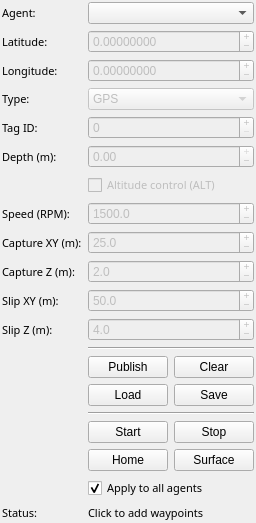
The window that coug_mapviz/ui/coug_waypoints.ui (cougars-auv/coug_mapviz) describes before a commit, drawn with Qt 5.
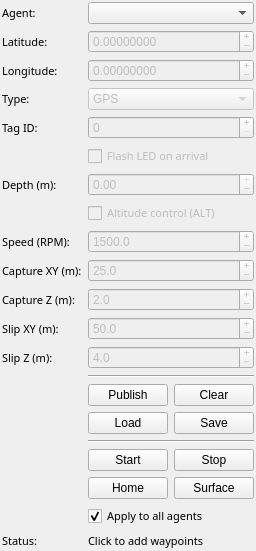
The same window after the commit.

Commit message: Added flash support

```diff
--- a/coug_mapviz/ui/coug_waypoints.ui
+++ b/coug_mapviz/ui/coug_waypoints.ui
@@ -191,7 +191,24 @@
         </widget>
       </item>
 
-      <item row="5" column="0">
+      <item row="5" column="1" colspan="3">
+        <widget class="QCheckBox" name="flash_toggle">
+          <property name="font">
+            <font>
+              <family>Sans Serif</family>
+              <pointsize>8</pointsize>
+            </font>
+          </property>
+          <property name="text">
+            <string>Flash LED on arrival</string>
+          </property>
+          <property name="enabled">
+            <bool>false</bool>
+          </property>
+        </widget>
+      </item>
+
+      <item row="6" column="0">
         <widget class="QLabel" name="depth_label">
           <property name="font">
             <font>
@@ -204,7 +221,7 @@
           </property>
         </widget>
       </item>
-      <item row="5" column="1" colspan="3">
+      <item row="6" column="1" colspan="3">
         <widget class="QDoubleSpinBox" name="depth_editor">
           <property name="enabled">
             <bool>false</bool>
@@ -224,7 +241,7 @@
         </widget>
       </item>
 
-      <item row="6" column="1" colspan="3">
+      <item row="7" column="1" colspan="3">
         <widget class="QCheckBox" name="altitude_mode">
           <property name="font">
             <font>
@@ -241,7 +258,7 @@
         </widget>
       </item>
 
-      <item row="7" column="0">
+      <item row="8" column="0">
         <widget class="QLabel" name="speed_label">
           <property name="font">
             <font>
@@ -254,7 +271,7 @@
           </property>
         </widget>
       </item>
-      <item row="7" column="1" colspan="3">
+      <item row="8" column="1" colspan="3">
         <widget class="QDoubleSpinBox" name="speed_editor">
           <property name="enabled">
             <bool>false</bool>
@@ -277,7 +294,7 @@
         </widget>
       </item>
 
-      <item row="8" column="0">
+      <item row="9" column="0">
         <widget class="QLabel" name="capture_radius_label">
           <property name="font">
             <font>
@@ -290,7 +307,7 @@
           </property>
         </widget>
       </item>
-      <item row="8" column="1" colspan="3">
+      <item row="9" column="1" colspan="3">
         <widget class="QDoubleSpinBox" name="capture_radius_editor">
           <property name="enabled">
             <bool>false</bool>
@@ -313,7 +330,7 @@
         </widget>
       </item>
 
-      <item row="9" column="0">
+      <item row="10" column="0">
         <widget class="QLabel" name="capture_radius_z_label">
           <property name="font">
             <font>
@@ -326,7 +343,7 @@
           </property>
         </widget>
       </item>
-      <item row="9" column="1" colspan="3">
+      <item row="10" column="1" colspan="3">
         <widget class="QDoubleSpinBox" name="capture_radius_z_editor">
           <property name="enabled">
             <bool>false</bool>
@@ -349,7 +366,7 @@
         </widget>
       </item>
 
-      <item row="10" column="0">
+      <item row="11" column="0">
         <widget class="QLabel" name="slip_radius_label">
           <property name="font">
             <font>
@@ -362,7 +379,7 @@
           </property>
         </widget>
       </item>
-      <item row="10" column="1" colspan="3">
+      <item row="11" column="1" colspan="3">
         <widget class="QDoubleSpinBox" name="slip_radius_editor">
           <property name="enabled">
             <bool>false</bool>
@@ -385,7 +402,7 @@
         </widget>
       </item>
 
-      <item row="11" column="0">
+      <item row="12" column="0">
         <widget class="QLabel" name="slip_radius_z_label">
           <property name="font">
             <font>
@@ -398,7 +415,7 @@
           </property>
         </widget>
       </item>
-      <item row="11" column="1" colspan="3">
+      <item row="12" column="1" colspan="3">
         <widget class="QDoubleSpinBox" name="slip_radius_z_editor">
           <property name="enabled">
             <bool>false</bool>
@@ -421,18 +438,18 @@
         </widget>
       </item>
 
-      <item row="12" column="1" colspan="3">
-        <widget class="QFrame" name="separator_top">
-          <property name="frameShape">
-            <enum>QFrame::HLine</enum>
-          </property>
-          <property name="frameShadow">
-            <enum>QFrame::Sunken</enum>
-          </property>
-        </widget>
-      </item>
-
       <item row="13" column="1" colspan="3">
+        <widget class="QFrame" name="separator_top">
+          <property name="frameShape">
+            <enum>QFrame::HLine</enum>
+          </property>
+          <property name="frameShadow">
+            <enum>QFrame::Sunken</enum>
+          </property>
+        </widget>
+      </item>
+
+      <item row="14" column="1" colspan="3">
         <layout class="QHBoxLayout" name="horizontalLayout_pub_clear">
           <item>
             <widget class="QPushButton" name="publish">
@@ -451,7 +468,7 @@
         </layout>
       </item>
 
-      <item row="14" column="1" colspan="3">
+      <item row="15" column="1" colspan="3">
         <layout class="QHBoxLayout" name="horizontalLayout_load_save">
           <item>
             <widget class="QPushButton" name="load">
@@ -470,18 +487,18 @@
         </layout>
       </item>
 
-      <item row="15" column="1" colspan="3">
-        <widget class="QFrame" name="separator">
-          <property name="frameShape">
-            <enum>QFrame::HLine</enum>
-          </property>
-          <property name="frameShadow">
-            <enum>QFrame::Sunken</enum>
-          </property>
-        </widget>
-      </item>
-
       <item row="16" column="1" colspan="3">
+        <widget class="QFrame" name="separator">
+          <property name="frameShape">
+            <enum>QFrame::HLine</enum>
+          </property>
+          <property name="frameShadow">
+            <enum>QFrame::Sunken</enum>
+          </property>
+        </widget>
+      </item>
+
+      <item row="17" column="1" colspan="3">
         <layout class="QHBoxLayout" name="horizontalLayout_start_stop">
           <item>
             <widget class="QPushButton" name="start">
@@ -500,7 +517,7 @@
         </layout>
       </item>
 
-      <item row="17" column="1" colspan="3">
+      <item row="18" column="1" colspan="3">
         <layout class="QHBoxLayout" name="horizontalLayout_home_surface">
           <item>
             <widget class="QPushButton" name="home">
@@ -519,7 +536,7 @@
         </layout>
       </item>
 
-      <item row="18" column="1" colspan="3">
+      <item row="19" column="1" colspan="3">
         <widget class="QCheckBox" name="apply_all">
           <property name="font">
             <font>
@@ -536,7 +553,7 @@
         </widget>
       </item>
 
-      <item row="19" column="0">
+      <item row="20" column="0">
         <widget class="QLabel" name="status_label">
           <property name="font">
             <font>
@@ -552,7 +569,7 @@
           </property>
         </widget>
       </item>
-      <item row="19" column="1" colspan="3">
+      <item row="20" column="1" colspan="3">
         <widget class="QLabel" name="status">
           <property name="sizePolicy">
             <sizepolicy hsizetype="Ignored" vsizetype="Preferred">
```
The commit also changes 4 other files.
